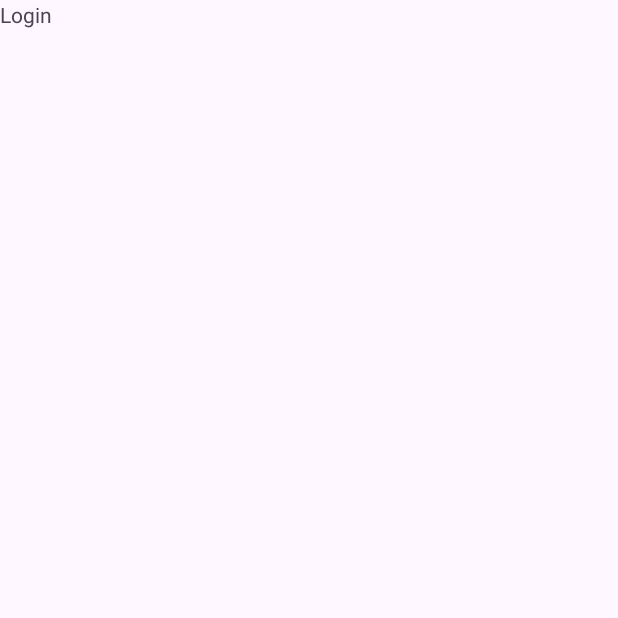
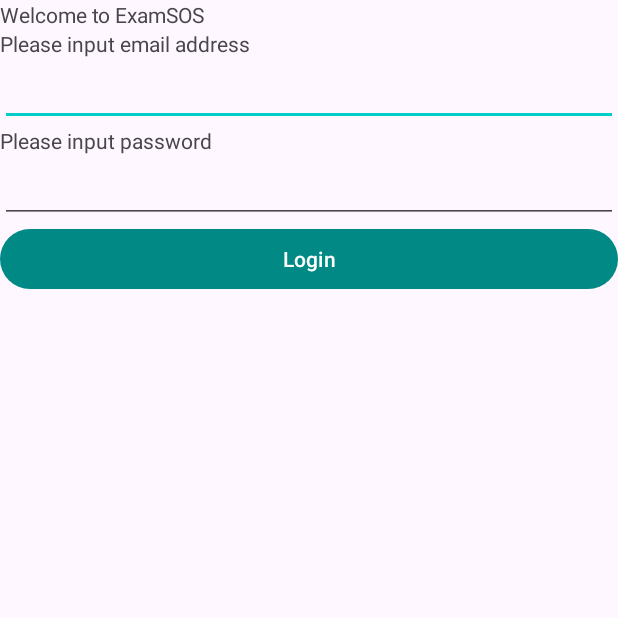
Before and after one commit to rayrayrachel/ExamSOS, an Android app: the LoginActivity screen opened directly, with no data from a screen before it, on a phone screen of 412 x 824 dp, the top half of it. Before the commit the part shown is almost empty. Run offline under Robolectric (Android 15) with nearby library versions, the phone set to English and light mode, and no system bars.

Commit message:
[UI] Login Page

```diff
--- a/app/src/main/java/com/example/examsos/LoginActivity.kt
+++ b/app/src/main/java/com/example/examsos/LoginActivity.kt
@@ -27,6 +27,12 @@ class LoginActivity : AppCompatActivity() {
         super.onCreate(savedInstanceState)
         setContentView(R.layout.activity_login) // Ensure this layout file exists
 
+        val buttonClick = findViewById<Button>(R.id.login_button)
+        buttonClick.setOnClickListener {
+            val intent = Intent(this, MainActivity::class.java)
+            startActivity(intent)
+            finish()
+        }
         Log.i(myTag, "*** LoginActivity: In onCreate")
     }
 
--- a/app/src/main/java/com/example/examsos/MainActivity.kt
+++ b/app/src/main/java/com/example/examsos/MainActivity.kt
@@ -75,8 +75,9 @@ class MainActivity : AppCompatActivity() {
             }
             R.id.logout -> {
                 val intent = Intent(this, LoginActivity::class.java)
+                intent.addFlags(Intent.FLAG_ACTIVITY_CLEAR_TOP or Intent.FLAG_ACTIVITY_NEW_TASK)
                 startActivity(intent)
-
+                finish()
                 Log.i(myTag, "Settings clicked")
                 true
             }
--- a/app/src/main/res/layout/activity_login.xml
+++ b/app/src/main/res/layout/activity_login.xml
@@ -1,14 +1,52 @@
 <?xml version="1.0" encoding="utf-8"?>
 <androidx.constraintlayout.widget.ConstraintLayout xmlns:android="http://schemas.android.com/apk/res/android"
+    xmlns:app="http://schemas.android.com/apk/res-auto"
     xmlns:tools="http://schemas.android.com/tools"
     android:layout_width="match_parent"
     android:layout_height="match_parent">
 
-    <TextView
-        android:id="@+id/textView2"
-        android:layout_width="wrap_content"
-        android:layout_height="wrap_content"
-        android:text="@string/appbar_item_login"
-        tools:layout_editor_absoluteX="131dp"
-        tools:layout_editor_absoluteY="205dp" />
+    <LinearLayout
+        android:layout_width="match_parent"
+        android:layout_height="match_parent"
+        android:orientation="vertical">
+
+        <TextView
+            android:id="@+id/login_welcome_msg"
+            android:layout_width="wrap_content"
+            android:layout_height="wrap_content"
+            android:text="@string/login_text_welcome" />
+
+        <TextView
+            android:id="@+id/lgoin_prompt_email"
+            android:layout_width="match_parent"
+            android:layout_height="wrap_content"
+            android:text="@string/login_text_prompt_email" />
+
+        <EditText
+            android:id="@+id/editTextTextEmailAddress"
+            android:layout_width="match_parent"
+            android:layout_height="wrap_content"
+            android:ems="10"
+            android:inputType="textEmailAddress" />
+
+        <TextView
+            android:id="@+id/login_prompt_password"
+            android:layout_width="match_parent"
+            android:layout_height="wrap_content"
+            android:text="@string/login_text_prompt_password" />
+
+        <EditText
+            android:id="@+id/editTextTextPassword"
+            android:layout_width="match_parent"
+            android:layout_height="wrap_content"
+            android:ems="10"
+            android:inputType="textPassword" />
+
+        <Button
+            android:id="@+id/login_button"
+            android:layout_width="match_parent"
+            android:layout_height="wrap_content"
+            android:text="@string/login_button_login" />
+    </LinearLayout>
+
 </androidx.constraintlayout.widget.ConstraintLayout>
--- a/app/src/main/res/values/strings.xml
+++ b/app/src/main/res/values/strings.xml
@@ -12,4 +12,13 @@
     <string name="appbar_item_settings">Settings</string>
     <string name="appbar_item_about_us">About Us</string>
     <string name="appbar_item_announcement">Announcement</string>
+
+
+    <!-- Login Page Strings -->
+    <string name="login_text_welcome">Welcome to ExamSOS</string>
+    <string name="login_text_prompt_email">Please input email address</string>
+    <string name="login_text_prompt_password">Please input password</string>
+    <string name="login_button_login">Login</string>
+
+
 </resources>
```
